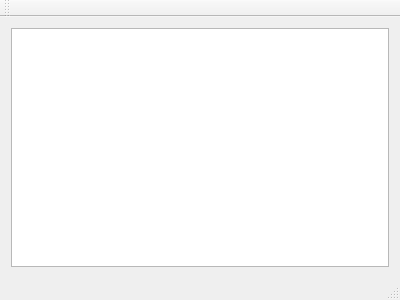
Above: mainwindow.ui from ArcticNoise/QtVideoConverter before the change. Below: the same form after it.
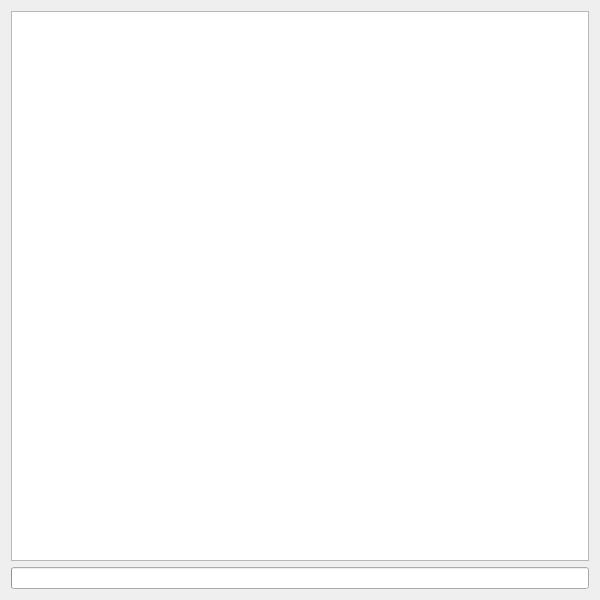
That is the form after the change. Custom widgets are drawn as their Qt base class.

Commit message: Added progress bar and some signals to work with it.

The edit to the form file:
```diff
--- a/mainwindow.ui
+++ b/mainwindow.ui
@@ -6,10 +6,16 @@
    <rect>
     <x>0</x>
     <y>0</y>
-    <width>400</width>
-    <height>300</height>
+    <width>600</width>
+    <height>600</height>
    </rect>
   </property>
+  <property name="minimumSize">
+   <size>
+    <width>300</width>
+    <height>300</height>
+   </size>
+  </property>
   <property name="windowTitle">
    <string>MainWindow</string>
   </property>
@@ -18,27 +24,21 @@
     <item>
      <widget class="DropPanel" name="textEdit"/>
     </item>
+    <item>
+     <widget class="QProgressBar" name="progressBar">
+      <property name="maximum">
+       <number>1</number>
+      </property>
+      <property name="value">
+       <number>0</number>
+      </property>
+      <property name="textVisible">
+       <bool>false</bool>
+      </property>
+     </widget>
+    </item>
    </layout>
   </widget>
-  <widget class="QMenuBar" name="menuBar">
-   <property name="geometry">
-    <rect>
-     <x>0</x>
-     <y>0</y>
-     <width>400</width>
-     <height>21</height>
-    </rect>
-   </property>
-  </widget>
-  <widget class="QToolBar" name="mainToolBar">
-   <attribute name="toolBarArea">
-    <enum>TopToolBarArea</enum>
-   </attribute>
-   <attribute name="toolBarBreak">
-    <bool>false</bool>
-   </attribute>
-  </widget>
-  <widget class="QStatusBar" name="statusBar"/>
  </widget>
  <layoutdefault spacing="6" margin="11"/>
  <customwidgets>
```
The commit also changes 4 other files.
